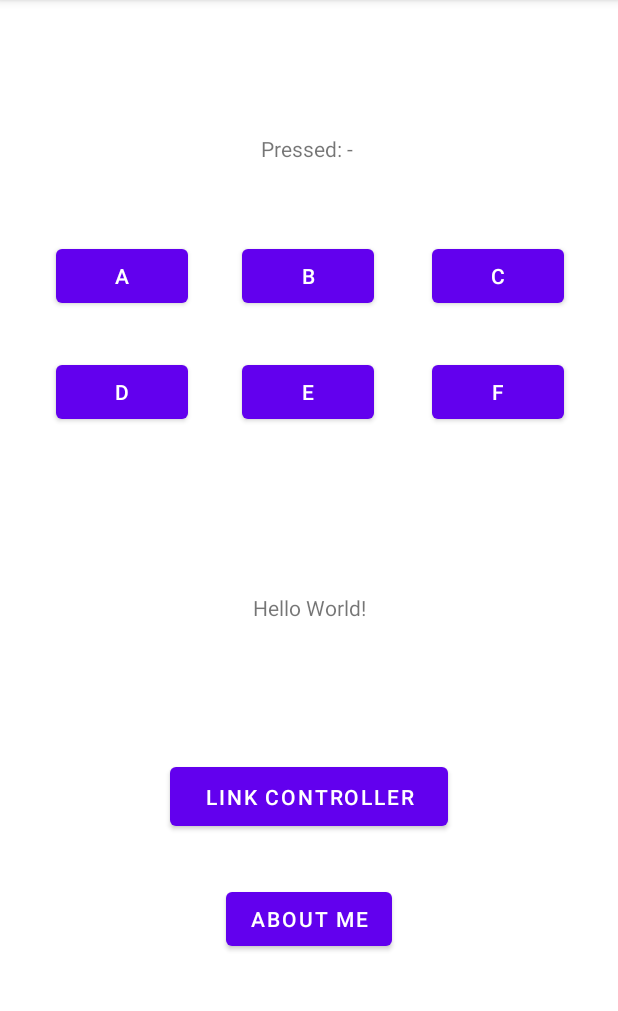
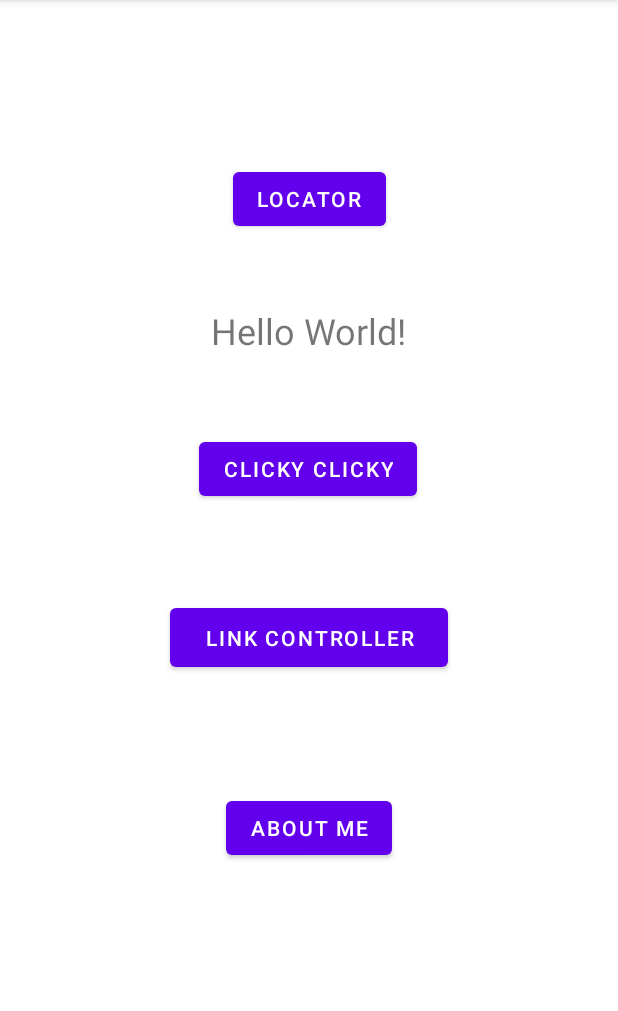
Before and after one commit to ZeitLee/CS5520_sp22, an Android app: the screen it shows after launch (MainActivity), on a phone screen of 412 x 824 dp, the part 84-1095 px from its top. Run offline under Robolectric (Android 15) with nearby library versions, the phone set to English and light mode, and no system bars.

Commit message:
Assignment5 get location 0.5

```diff
--- a/app/build.gradle
+++ b/app/build.gradle
@@ -35,4 +35,5 @@ dependencies {
     testImplementation 'junit:junit:4.13.2'
     androidTestImplementation 'androidx.test.ext:junit:1.1.3'
     androidTestImplementation 'androidx.test.espresso:espresso-core:3.4.0'
+    implementation 'com.google.android.gms:play-services-location:17.0.0'
 }
--- a/app/src/main/AndroidManifest.xml
+++ b/app/src/main/AndroidManifest.xml
@@ -1,6 +1,8 @@
 <?xml version="1.0" encoding="utf-8"?>
 <manifest xmlns:android="http://schemas.android.com/apk/res/android"
     package="edu.neu.madcourse.numad22sp_zeshengli">
+
+    <uses-permission android:name="android.permission.ACCESS_COARSE_LOCATION"/>
 
     <application
         android:allowBackup="true"
@@ -9,6 +11,9 @@
         android:roundIcon="@mipmap/ic2_round"
         android:supportsRtl="true"
         android:theme="@style/Theme.NUMAD22Sp_ZeshengLi">
+        <activity
+            android:name=".Clicky"
+            android:exported="false" />
         <activity
             android:name=".Location"
             android:exported="false" />
--- a/app/src/main/java/edu/neu/madcourse/numad22sp_zeshengli/MainActivity.java
+++ b/app/src/main/java/edu/neu/madcourse/numad22sp_zeshengli/MainActivity.java
@@ -13,28 +13,19 @@ import android.widget.Toolbar;
 
 public class MainActivity extends AppCompatActivity {
 
-    TextView clickTxt;
-    Button bt2;
-    Button bt3;
-    Button bt4;
-    Button bt5;
-    Button bt6;
-    Button bt7;
+    Button clicky;
     Button linkController;
+    Button locator;
+
 
     @Override
     protected void onCreate(Bundle savedInstanceState) {
         super.onCreate(savedInstanceState);
         setContentView(R.layout.activity_main);
 
-        clickTxt = (TextView) findViewById(R.id.textView2);
-        bt2 = (Button) findViewById(R.id.button2);
-        bt3 = (Button) findViewById(R.id.button3);
-        bt4 = (Button) findViewById(R.id.button4);
-        bt5 = (Button) findViewById(R.id.button5);
-        bt6 = (Button) findViewById(R.id.button6);
-        bt7 = (Button) findViewById(R.id.button7);
+        clicky = (Button) findViewById(R.id.clicky);
         linkController = (Button) findViewById(R.id.linkController);
+        locator = (Button) findViewById(R.id.locator);
 
         //This is about me button
         Button about_me_btn = (Button) findViewById(R.id.aboutMe);
@@ -49,48 +40,35 @@ public class MainActivity extends AppCompatActivity {
             }
         });
 
-        bt2.setOnClickListener(new View.OnClickListener() {
+        clicky.setOnClickListener(new View.OnClickListener() {
             @Override
             public void onClick(View v) {
-                clickTxt.setText("Pressed: A");
+                openClicky();
             }
         });
-        bt3.setOnClickListener(new View.OnClickListener() {
-            @Override
-            public void onClick(View v) {
-                clickTxt.setText("Pressed: B");
-            }
-        });
-        bt4.setOnClickListener(new View.OnClickListener() {
-            @Override
-            public void onClick(View v) {
-                clickTxt.setText("Pressed: C");
-            }
-        });
-        bt5.setOnClickListener(new View.OnClickListener() {
-            @Override
-            public void onClick(View v) {
-                clickTxt.setText("Pressed: D");
-            }
-        });
-        bt6.setOnClickListener(new View.OnClickListener() {
-            @Override
-            public void onClick(View v) {
-                clickTxt.setText("Pressed: E");
-            }
-        });
-        bt7.setOnClickListener(new View.OnClickListener() {
-            @Override
-            public void onClick(View v) {
-                clickTxt.setText("Pressed: F");
-            }
-        });
+
+
         linkController.setOnClickListener(new View.OnClickListener() {
             @Override
             public void onClick(View v) {
                 openListOfLinkActivity();
             }
         });
+
+        locator.setOnClickListener(new View.OnClickListener() {
+            @Override
+            public void onClick(View v) {
+                openLocatorActivity();
+            }
+        });
+    }
+
+    /**
+     * This is a helper function to open the clicky activity.
+     */
+    public void openClicky() {
+        Intent intent = new Intent(this, Clicky.class);
+        startActivity(intent);
     }
 
     /**
@@ -102,6 +80,14 @@ public class MainActivity extends AppCompatActivity {
     }
 
     /**
+     * This is a helper function to open the location activity.
+     */
+    public void openLocatorActivity() {
+        Intent intent = new Intent(this, Location.class);
+        startActivity(intent);
+    }
+
+    /**
      * This is a helper function to open the link controller activity.
      */
     public void openAboutMe() {
--- a/app/src/main/res/layout/activity_location.xml
+++ b/app/src/main/res/layout/activity_location.xml
@@ -10,7 +10,7 @@
         android:id="@+id/latitude"
         android:layout_width="wrap_content"
         android:layout_height="wrap_content"
-        android:text="TextView"
+        android:text="Latitude: -"
         android:textSize="24dp"
         app:layout_constraintBottom_toBottomOf="parent"
         app:layout_constraintEnd_toEndOf="parent"
@@ -23,7 +23,7 @@
         android:id="@+id/longitude"
         android:layout_width="wrap_content"
         android:layout_height="wrap_content"
-        android:text="TextView"
+        android:text="Longitude: -"
         android:textSize="24dp"
         app:layout_constraintBottom_toBottomOf="parent"
         app:layout_constraintEnd_toEndOf="parent"
--- a/app/src/main/res/layout/activity_main.xml
+++ b/app/src/main/res/layout/activity_main.xml
@@ -6,16 +6,19 @@
     android:layout_height="match_parent"
     tools:context=".MainActivity">
 
+
     <TextView
         android:id="@+id/textView"
         android:layout_width="wrap_content"
         android:layout_height="wrap_content"
         android:text="Hello World!"
+        android:textSize="24dp"
         app:layout_constraintBottom_toBottomOf="parent"
+        app:layout_constraintHorizontal_bias="0.5"
         app:layout_constraintLeft_toLeftOf="parent"
         app:layout_constraintRight_toRightOf="parent"
         app:layout_constraintTop_toTopOf="parent"
-        app:layout_constraintVertical_bias="0.528" />
+        app:layout_constraintVertical_bias="0.277" />
 
     <Button
         android:id="@+id/aboutMe"
@@ -24,104 +27,44 @@
         android:text="About Me"
         app:layout_constraintBottom_toBottomOf="parent"
         app:layout_constraintEnd_toEndOf="parent"
-        app:layout_constraintHorizontal_bias="0.499"
+        app:layout_constraintHorizontal_bias="0.5"
         app:layout_constraintStart_toStartOf="parent"
-        app:layout_constraintTop_toBottomOf="@+id/textView"
-        app:layout_constraintVertical_bias="0.569" />
-
-    <Button
-        android:id="@+id/button3"
-        android:layout_width="wrap_content"
-        android:layout_height="wrap_content"
-        android:text="B"
-        app:layout_constraintBottom_toTopOf="@+id/textView"
-        app:layout_constraintEnd_toEndOf="parent"
-        app:layout_constraintHorizontal_bias="0.497"
-        app:layout_constraintStart_toStartOf="parent"
-        app:layout_constraintTop_toBottomOf="@+id/textView2"
-        app:layout_constraintVertical_bias="0.215" />
-
-    <TextView
-        android:id="@+id/textView2"
-        android:layout_width="wrap_content"
-        android:layout_height="wrap_content"
-        android:text="Pressed: -"
-        app:layout_constraintBottom_toBottomOf="parent"
-        app:layout_constraintEnd_toEndOf="parent"
-        app:layout_constraintHorizontal_bias="0.497"
-        app:layout_constraintStart_toStartOf="parent"
-        app:layout_constraintTop_toTopOf="parent"
-        app:layout_constraintVertical_bias="0.119" />
-
-    <Button
-        android:id="@+id/button5"
-        android:layout_width="wrap_content"
-        android:layout_height="wrap_content"
-        android:text="D"
-        app:layout_constraintBottom_toTopOf="@+id/textView"
-        app:layout_constraintEnd_toStartOf="@+id/button6"
-        app:layout_constraintHorizontal_bias="0.508"
-        app:layout_constraintStart_toStartOf="parent"
-        app:layout_constraintTop_toBottomOf="@+id/button2"
-        app:layout_constraintVertical_bias="0.21" />
-
-    <Button
-        android:id="@+id/button7"
-        android:layout_width="wrap_content"
-        android:layout_height="wrap_content"
-        android:text="F"
-        app:layout_constraintBottom_toTopOf="@+id/textView"
-        app:layout_constraintEnd_toEndOf="parent"
-        app:layout_constraintHorizontal_bias="0.514"
-        app:layout_constraintStart_toEndOf="@+id/button6"
-        app:layout_constraintTop_toBottomOf="@+id/button4"
-        app:layout_constraintVertical_bias="0.21" />
-
-    <Button
-        android:id="@+id/button2"
-        android:layout_width="wrap_content"
-        android:layout_height="wrap_content"
-        android:text="A"
-        app:layout_constraintBottom_toTopOf="@+id/textView"
-        app:layout_constraintEnd_toStartOf="@+id/button3"
-        app:layout_constraintHorizontal_bias="0.508"
-        app:layout_constraintStart_toStartOf="parent"
-        app:layout_constraintTop_toBottomOf="@+id/textView2"
-        app:layout_constraintVertical_bias="0.215" />
-
-    <Button
-        android:id="@+id/button4"
-        android:layout_width="wrap_content"
-        android:layout_height="wrap_content"
-        android:text="C"
-        app:layout_constraintBottom_toTopOf="@+id/textView"
-        app:layout_constraintEnd_toEndOf="parent"
-        app:layout_constraintHorizontal_bias="0.514"
-        app:layout_constraintStart_toEndOf="@+id/button3"
-        app:layout_constraintTop_toBottomOf="@+id/textView2"
-        app:layout_constraintVertical_bias="0.215" />
-
-    <Button
-        android:id="@+id/button6"
-        android:layout_width="wrap_content"
-        android:layout_height="wrap_content"
-        android:text="E"
-        app:layout_constraintBottom_toTopOf="@+id/textView"
-        app:layout_constraintEnd_toEndOf="parent"
-        app:layout_constraintHorizontal_bias="0.497"
-        app:layout_constraintStart_toStartOf="parent"
-        app:layout_constraintTop_toBottomOf="@+id/button3"
-        app:layout_constraintVertical_bias="0.21" />
+        app:layout_constraintTop_toBottomOf="@+id/linkController"
+        app:layout_constraintVertical_bias="0.288" />
 
     <Button
         android:id="@+id/linkController"
         android:layout_width="185dp"
         android:layout_height="51dp"
         android:text="Link Controller"
-        app:layout_constraintBottom_toTopOf="@+id/aboutMe"
+        app:layout_constraintBottom_toBottomOf="parent"
         app:layout_constraintEnd_toEndOf="parent"
         app:layout_constraintStart_toStartOf="parent"
+        app:layout_constraintTop_toBottomOf="@+id/clicky"
+        app:layout_constraintVertical_bias="0.165" />
+
+    <Button
+        android:id="@+id/clicky"
+        android:layout_width="wrap_content"
+        android:layout_height="wrap_content"
+        android:text="Clicky Clicky"
+        app:layout_constraintBottom_toBottomOf="parent"
+        app:layout_constraintEnd_toEndOf="parent"
+        app:layout_constraintHorizontal_bias="0.498"
+        app:layout_constraintStart_toStartOf="parent"
         app:layout_constraintTop_toBottomOf="@+id/textView"
-        app:layout_constraintVertical_bias="0.74" />
+        app:layout_constraintVertical_bias="0.107" />
+
+    <Button
+        android:id="@+id/locator"
+        android:layout_width="wrap_content"
+        android:layout_height="wrap_content"
+        android:text="Locator"
+        app:layout_constraintBottom_toTopOf="@+id/textView"
+        app:layout_constraintEnd_toEndOf="parent"
+        app:layout_constraintHorizontal_bias="0.5"
+        app:layout_constraintStart_toStartOf="parent"
+        app:layout_constraintTop_toTopOf="parent"
+        app:layout_constraintVertical_bias="0.698" />
 
 </androidx.constraintlayout.widget.ConstraintLayout>
```
Also changed, not shown: app/src/main/java/edu/neu/madcourse/numad22sp_zeshengli/Clicky.java (added, +71 -0 lines), app/src/main/java/edu/neu/madcourse/numad22sp_zeshengli/Location.java (+44 -0 lines), app/src/main/res/layout/activity_clicky.xml (added, +95 -0 lines).
